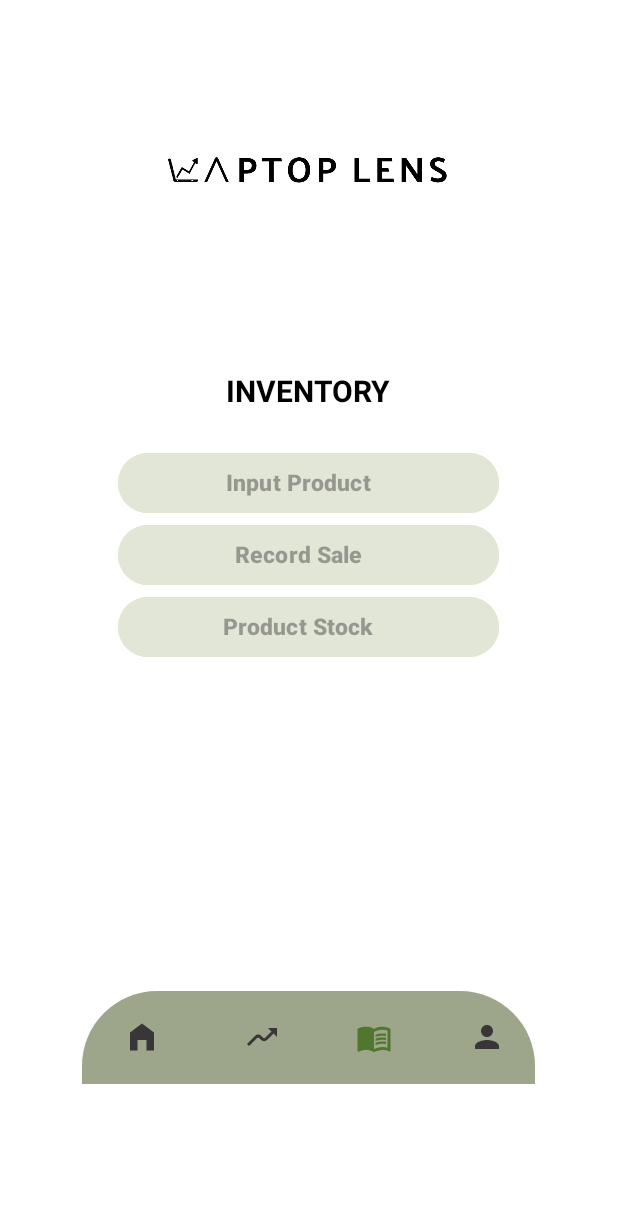
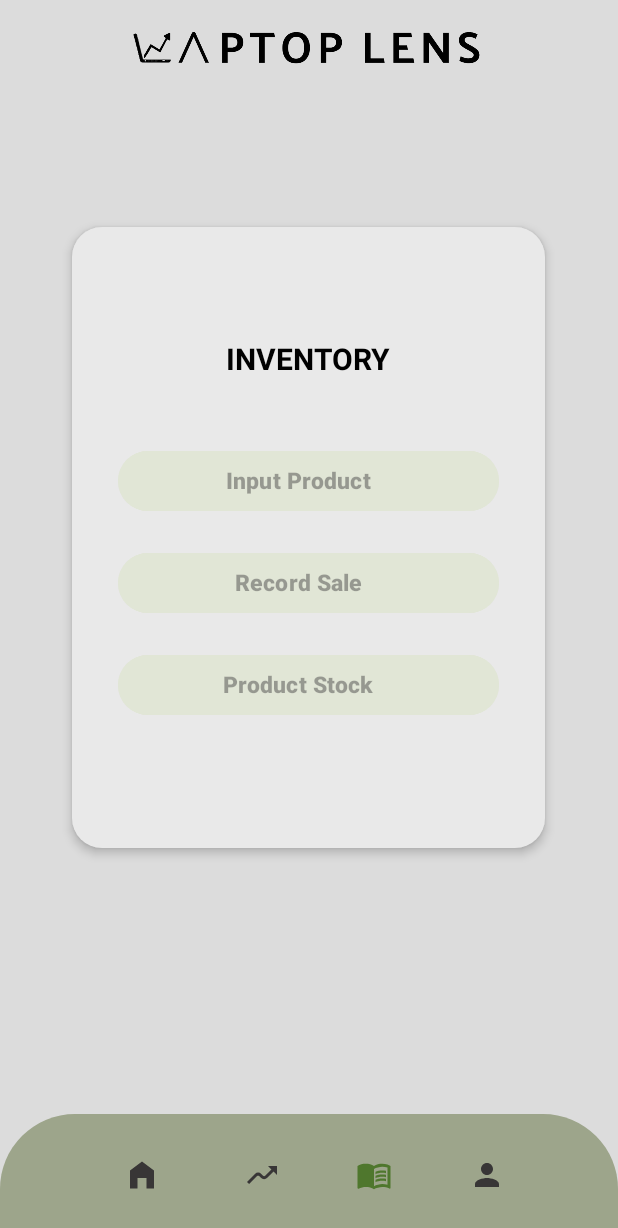
Before and after one commit to C4AnN/Laptop_Lens, an Android app: the Inventory screen opened directly, with no data from a screen before it, on a phone screen of 412 x 824 dp. Shown: the top 1228 px of the screen. Run offline under Robolectric (Android 15) with nearby library versions, the phone set to English and light mode, and no system bars.

Commit message:
Takbiran Ya Ngoding

```diff
--- a/MD/LaptopLens/app/src/main/res/layout/home.xml
+++ b/MD/LaptopLens/app/src/main/res/layout/home.xml
@@ -35,7 +35,7 @@
             android:orientation="vertical"
             android:layout_width="match_parent"
             android:layout_height="wrap_content"
-            android:background="#e9e9e9"
+            android:background="@drawable/background"
             android:padding="32dp">
 
             <TextView
--- a/MD/LaptopLens/app/src/main/res/layout/inputproduct.xml
+++ b/MD/LaptopLens/app/src/main/res/layout/inputproduct.xml
@@ -117,7 +117,9 @@
             android:hint="Choose the date"
             android:paddingLeft="15dp"
             android:paddingTop="5dp"
-            android:textSize="15sp" />
+            android:textSize="15sp"
+            android:focusable="false"
+            android:clickable="true" />
 
         <TextView
             android:layout_width="match_parent"
--- a/MD/LaptopLens/app/src/main/res/layout/inventory.xml
+++ b/MD/LaptopLens/app/src/main/res/layout/inventory.xml
@@ -1,20 +1,26 @@
 <?xml version="1.0" encoding="utf-8"?>
-<LinearLayout xmlns:android="http://schemas.android.com/apk/res/android"
+<RelativeLayout xmlns:android="http://schemas.android.com/apk/res/android"
     xmlns:tools="http://schemas.android.com/tools"
-    android:orientation="vertical"
     android:layout_width="match_parent"
     android:layout_height="match_parent"
-    android:background="#FFFFFF"
-    android:padding="32dp"
-    android:gravity="center"
+    android:background="#dcdcdc"
+    android:padding="0dp"
     tools:context=".Inventory">
 
+    <LinearLayout
+        android:layout_width="match_parent"
+        android:layout_height="wrap_content"
+        android:orientation="vertical"
+        android:gravity="center"
+        android:layout_alignParentTop="true">
+
         <ImageView
-        android:layout_width="201dp"
-        android:layout_height="25dp"
+            android:layout_width="250dp"
+            android:layout_height="45dp"
             android:layout_marginBottom="24dp"
             android:adjustViewBounds="true"
             android:scaleType="centerCrop"
+            android:layout_marginTop="10dp"
             android:src="@drawable/logo" />
 
         <LinearLayout
@@ -29,12 +35,13 @@
         </LinearLayout>
 
         <LinearLayout
-        android:layout_width="match_parent"
+            android:layout_width="315dp"
             android:layout_height="414dp"
             android:layout_marginTop="24dp"
             android:layout_marginBottom="24dp"
             android:elevation="4dp"
             android:orientation="vertical"
+            android:background="@drawable/background"
             android:padding="24dp">
 
             <TextView
@@ -42,12 +49,14 @@
                 android:layout_height="wrap_content"
                 android:layout_gravity="center"
                 android:layout_marginBottom="24dp"
+                android:layout_marginTop="50dp"
                 android:text="INVENTORY"
                 android:textColor="@color/black"
                 android:textSize="20sp"
                 android:textStyle="bold" />
 
             <Button
+                android:layout_marginTop="20dp"
                 android:id="@+id/btninput"
                 android:layout_width="254dp"
                 android:layout_height="wrap_content"
@@ -61,6 +70,7 @@
                 android:textStyle="bold" />
 
             <Button
+                android:layout_marginTop="20dp"
                 android:id="@+id/btnrecord"
                 android:layout_width="254dp"
                 android:layout_height="wrap_content"
@@ -74,6 +84,7 @@
                 android:textStyle="bold" />
 
             <Button
+                android:layout_marginTop="20dp"
                 android:id="@+id/btnstock"
                 android:layout_width="254dp"
                 android:layout_height="wrap_content"
@@ -87,11 +98,12 @@
                 android:textStyle="bold" />
 
         </LinearLayout>
+    </LinearLayout>
 
     <LinearLayout
         android:id="@+id/menuinventory"
-        android:layout_width="302dp"
-        android:layout_height="62dp"
+        android:layout_width="match_parent"
+        android:layout_height="wrap_content"
         android:layout_alignParentBottom="true"
         android:background="@drawable/oval3"
         android:gravity="center">
@@ -134,4 +146,4 @@
 
     </LinearLayout>
 
-</LinearLayout>
+</RelativeLayout>
```
Also changed, not shown: MD/LaptopLens/app/src/main/java/com/example/laptoplens/InputProduct.kt (+24 -6 lines). Lines whose indentation alone changed are shown as unchanged.
